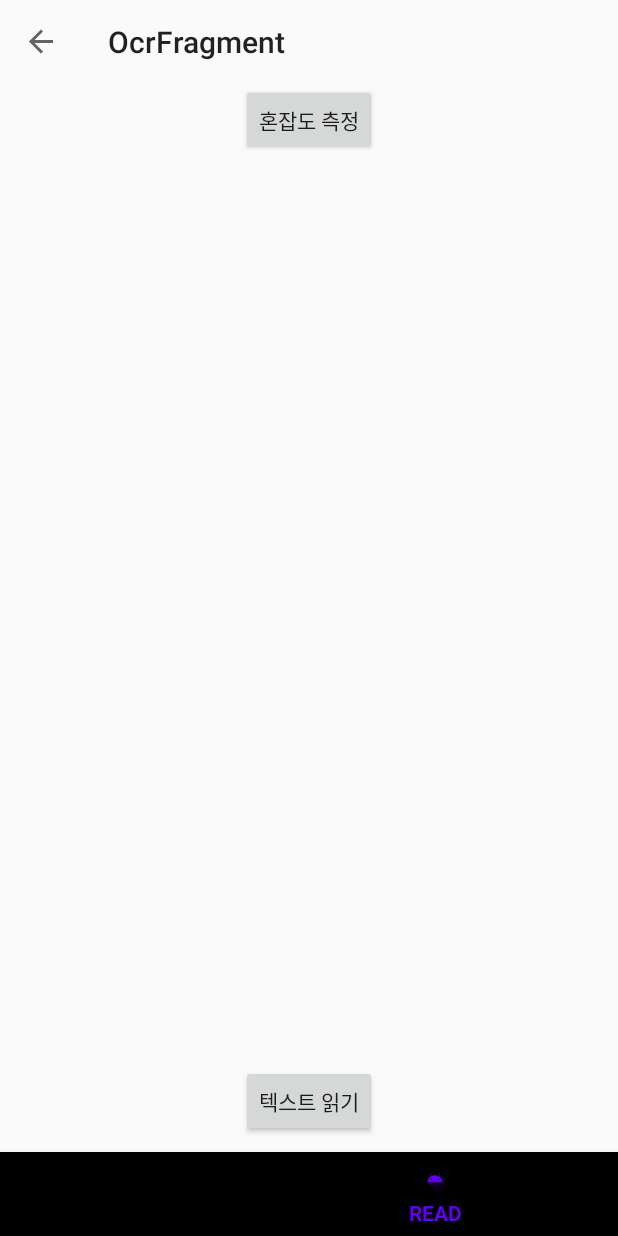
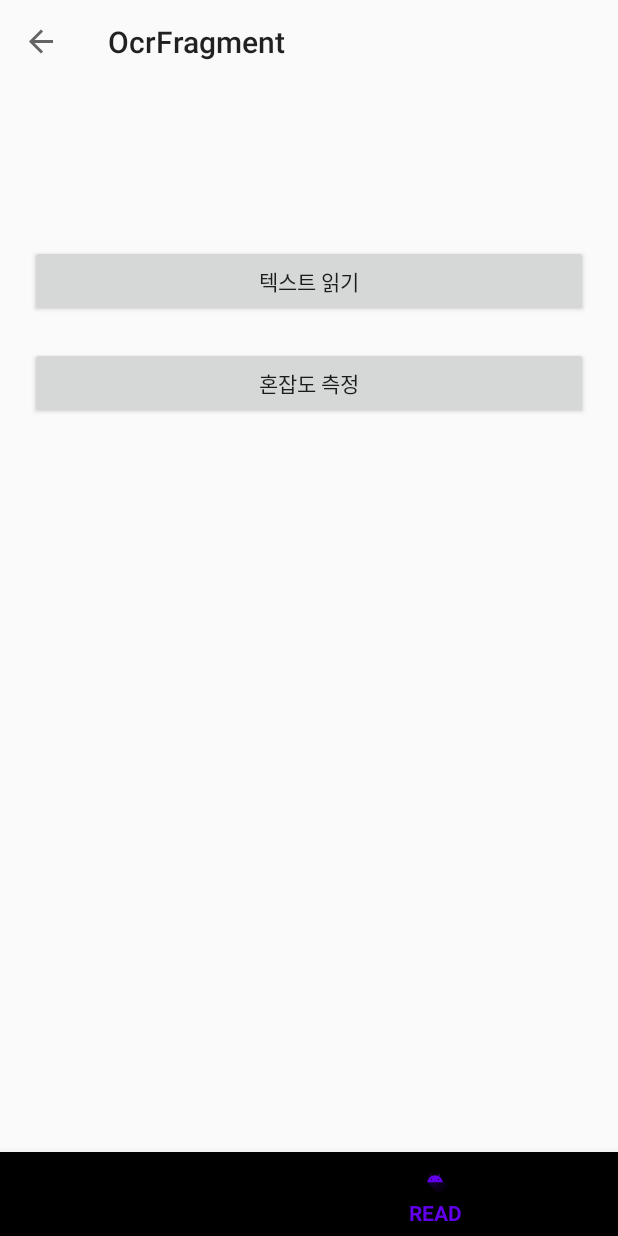
Before and after one commit to GraduateAssignment/Capstone-2022-1-33, an Android app: the OcrFragment screen opened through its navigation route, on a phone screen of 412 x 824 dp. Run offline under Robolectric (Android 15) with nearby library versions, the phone set to English and light mode, and no system bars; our stand-ins replace navigation-ui; libraries missing offline, so code that uses them is left out: com.skt; 3 statements that could not run were skipped.

Commit message:
CameraX UI 변경

```diff
--- a/SmartWalkingStickApp/app/src/main/res/layout/fragment_ocr.xml
+++ b/SmartWalkingStickApp/app/src/main/res/layout/fragment_ocr.xml
@@ -9,21 +9,28 @@
 
     <Button
         android:id="@+id/cameraButton"
-        android:layout_width="wrap_content"
+        android:layout_width="match_parent"
         android:layout_height="wrap_content"
         app:layout_constraintBottom_toBottomOf="parent"
         app:layout_constraintLeft_toLeftOf="parent"
         app:layout_constraintRight_toRightOf="parent"
+        app:layout_constraintTop_toTopOf="parent"
+        android:layout_marginTop="50dp"
+        android:layout_marginLeft="20dp"
+        android:layout_marginRight="20dp"
         android:text="텍스트 읽기"
-        android:layout_marginBottom="10dp"/>
+        android:layout_marginBottom="500dp"/>
     <Button
         android:id="@+id/detectButton"
-        android:layout_width="wrap_content"
+        android:layout_width="match_parent"
         android:layout_height="wrap_content"
-        app:layout_constraintTop_toTopOf="parent"
+        app:layout_constraintTop_toBottomOf="@id/cameraButton"
         app:layout_constraintLeft_toLeftOf="parent"
         app:layout_constraintRight_toRightOf="parent"
+        android:layout_marginTop="20dp"
+        android:layout_marginLeft="20dp"
+        android:layout_marginRight="20dp"
         android:text="혼잡도 측정"
-        android:layout_marginBottom="10dp"/>
+        android:layout_marginBottom="20dp"/>
 
 </androidx.constraintlayout.widget.ConstraintLayout>
```
